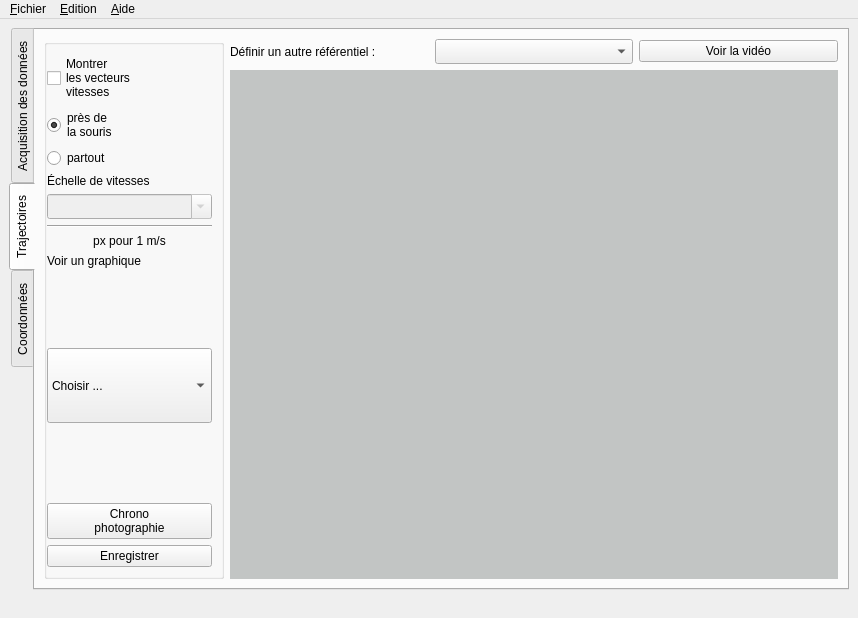
This is src/pymecavideo_mini_layout.ui in rene-d/pymecavideo as Qt 5 draws it before an edit. The edited form follows.
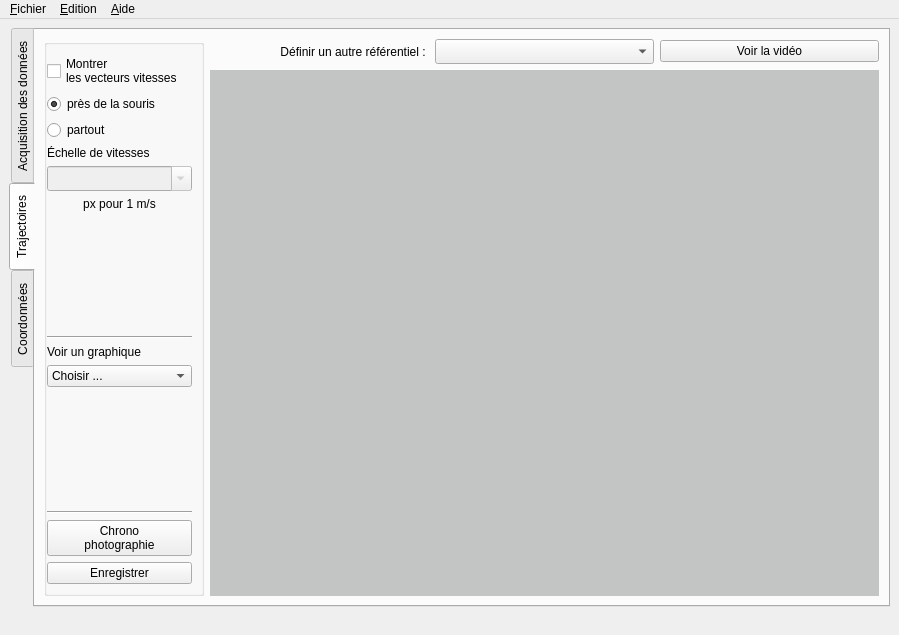
This is the edited form. The open tabs and pages were chosen to show the change. Icons and pictures are not drawn. Custom widgets are drawn as their Qt base class.

Commit message: Nouvelle gestion dimension du film (Windows)

Diff of the .ui file:
```diff
--- a/src/pymecavideo_mini_layout.ui
+++ b/src/pymecavideo_mini_layout.ui
@@ -6,8 +6,8 @@
    <rect>
     <x>0</x>
     <y>0</y>
-    <width>858</width>
-    <height>618</height>
+    <width>899</width>
+    <height>635</height>
    </rect>
   </property>
   <property name="sizePolicy">
@@ -18,7 +18,7 @@
   </property>
   <property name="minimumSize">
    <size>
-    <width>858</width>
+    <width>876</width>
     <height>618</height>
    </size>
   </property>
@@ -680,13 +680,13 @@
            <widget class="QGroupBox" name="groupBox_4">
             <property name="minimumSize">
              <size>
-              <width>180</width>
+              <width>160</width>
               <height>0</height>
              </size>
             </property>
             <property name="maximumSize">
              <size>
-              <width>180</width>
+              <width>160</width>
               <height>16777215</height>
              </size>
             </property>
@@ -703,16 +703,14 @@
                 <widget class="QCheckBox" name="checkBoxVectorSpeed">
                  <property name="text">
                   <string>Montrer 
-les vecteurs
-vitesses</string>
+les vecteurs vitesses</string>
                  </property>
                 </widget>
                </item>
                <item>
                 <widget class="QRadioButton" name="radioButtonNearMouse">
                  <property name="text">
-                  <string>près de
-la souris</string>
+                  <string>près de la souris</string>
                  </property>
                  <property name="checked">
                   <bool>true</bool>
@@ -749,13 +747,6 @@
                  </property>
                 </widget>
                </item>
-               <item>
-                <widget class="Line" name="line">
-                 <property name="orientation">
-                  <enum>Qt::Horizontal</enum>
-                 </property>
-                </widget>
-               </item>
                <item>
                 <widget class="QLabel" name="label_6">
                  <property name="text">
@@ -766,6 +757,26 @@
                  </property>
                 </widget>
                </item>
+               <item>
+                <spacer name="verticalSpacer">
+                 <property name="orientation">
+                  <enum>Qt::Vertical</enum>
+                 </property>
+                 <property name="sizeHint" stdset="0">
+                  <size>
+                   <width>20</width>
+                   <height>40</height>
+                  </size>
+                 </property>
+                </spacer>
+               </item>
+               <item>
+                <widget class="Line" name="line">
+                 <property name="orientation">
+                  <enum>Qt::Horizontal</enum>
+                 </property>
+                </widget>
+               </item>
                <item>
                 <widget class="QLabel" name="label_2">
                  <property name="text">
@@ -773,23 +784,10 @@
                  </property>
                 </widget>
                </item>
-               <item>
-                <spacer name="verticalSpacer">
-                 <property name="orientation">
-                  <enum>Qt::Vertical</enum>
-                 </property>
-                 <property name="sizeHint" stdset="0">
-                  <size>
-                   <width>20</width>
-                   <height>40</height>
-                  </size>
-                 </property>
-                </spacer>
-               </item>
                <item>
                 <widget class="QComboBox" name="comboBox_mode_tracer">
                  <property name="sizePolicy">
-                  <sizepolicy hsizetype="Preferred" vsizetype="MinimumExpanding">
+                  <sizepolicy hsizetype="Preferred" vsizetype="Preferred">
                    <horstretch>0</horstretch>
                    <verstretch>0</verstretch>
                   </sizepolicy>
@@ -814,6 +812,13 @@
                  </property>
                 </spacer>
                </item>
+               <item>
+                <widget class="Line" name="line_2">
+                 <property name="orientation">
+                  <enum>Qt::Horizontal</enum>
+                 </property>
+                </widget>
+               </item>
                <item>
                 <widget class="QPushButton" name="pushButtonChrono">
                  <property name="text">
@@ -846,6 +851,9 @@
                 <property name="text">
                  <string>Définir un autre référentiel : </string>
                 </property>
+                <property name="alignment">
+                 <set>Qt::AlignRight|Qt::AlignTrailing|Qt::AlignVCenter</set>
+                </property>
                </widget>
               </item>
               <item>
@@ -1035,7 +1043,7 @@
     <rect>
      <x>0</x>
      <y>0</y>
-     <width>858</width>
+     <width>899</width>
      <height>21</height>
     </rect>
    </property>
```
Left out of the diff: 24 changed lines with no effect on the pictures. The commit also changes 1 other file.
